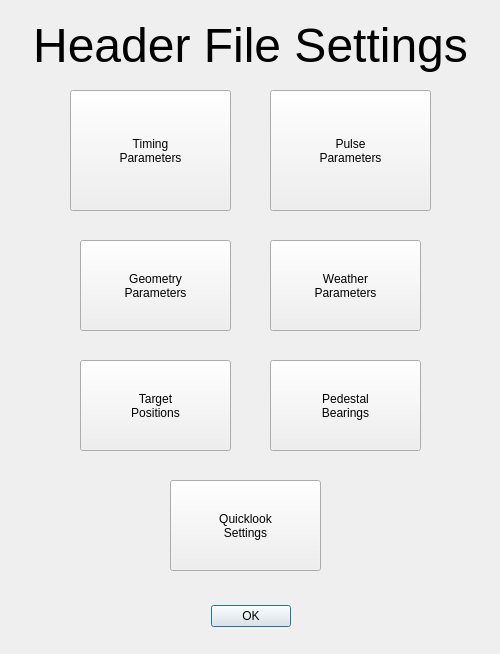
Before: the Qt Designer form src/headerfilewindow.ui in nextrad/cnc_controller, drawn with Qt 5.
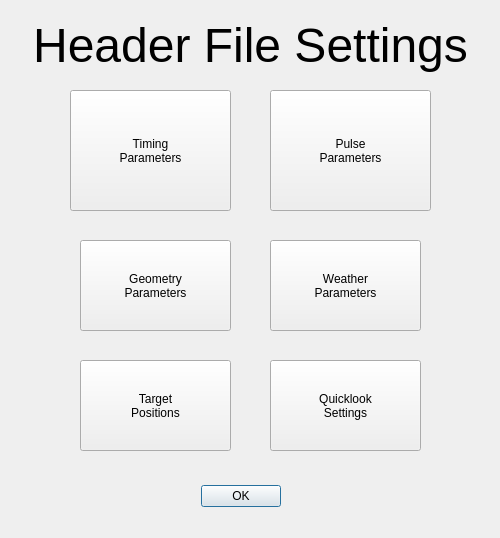
After: the same form once the commit is applied.

Commit message: Refined saveTarget() and removed bearings files

Patch:
```diff
--- a/src/headerfilewindow.ui
+++ b/src/headerfilewindow.ui
@@ -7,7 +7,7 @@
     <x>0</x>
     <y>0</y>
     <width>500</width>
-    <height>654</height>
+    <height>538</height>
    </rect>
   </property>
   <property name="windowTitle">
@@ -16,8 +16,8 @@
   <widget class="QDialogButtonBox" name="buttonBox">
    <property name="geometry">
     <rect>
-     <x>210</x>
-     <y>600</y>
+     <x>200</x>
+     <y>480</y>
      <width>81</width>
      <height>32</height>
     </rect>
@@ -92,20 +92,6 @@
 Positions</string>
    </property>
   </widget>
-  <widget class="QPushButton" name="bearingsButtonClicked">
-   <property name="geometry">
-    <rect>
-     <x>270</x>
-     <y>360</y>
-     <width>151</width>
-     <height>91</height>
-    </rect>
-   </property>
-   <property name="text">
-    <string>Pedestal
-Bearings</string>
-   </property>
-  </widget>
   <widget class="QPushButton" name="weatherParametersButton">
    <property name="geometry">
     <rect>
@@ -137,8 +123,8 @@
   <widget class="QPushButton" name="quicklookSettingsButton">
    <property name="geometry">
     <rect>
-     <x>170</x>
-     <y>480</y>
+     <x>270</x>
+     <y>360</y>
      <width>151</width>
      <height>91</height>
     </rect>
```
The commit also changes 14 other files.
